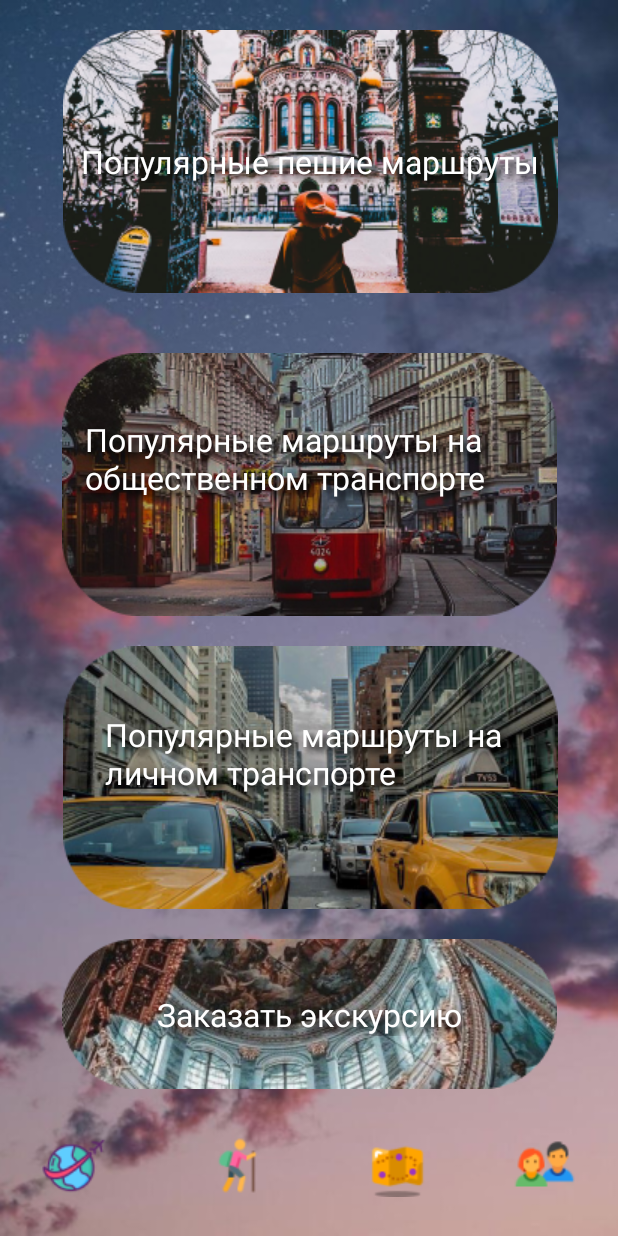
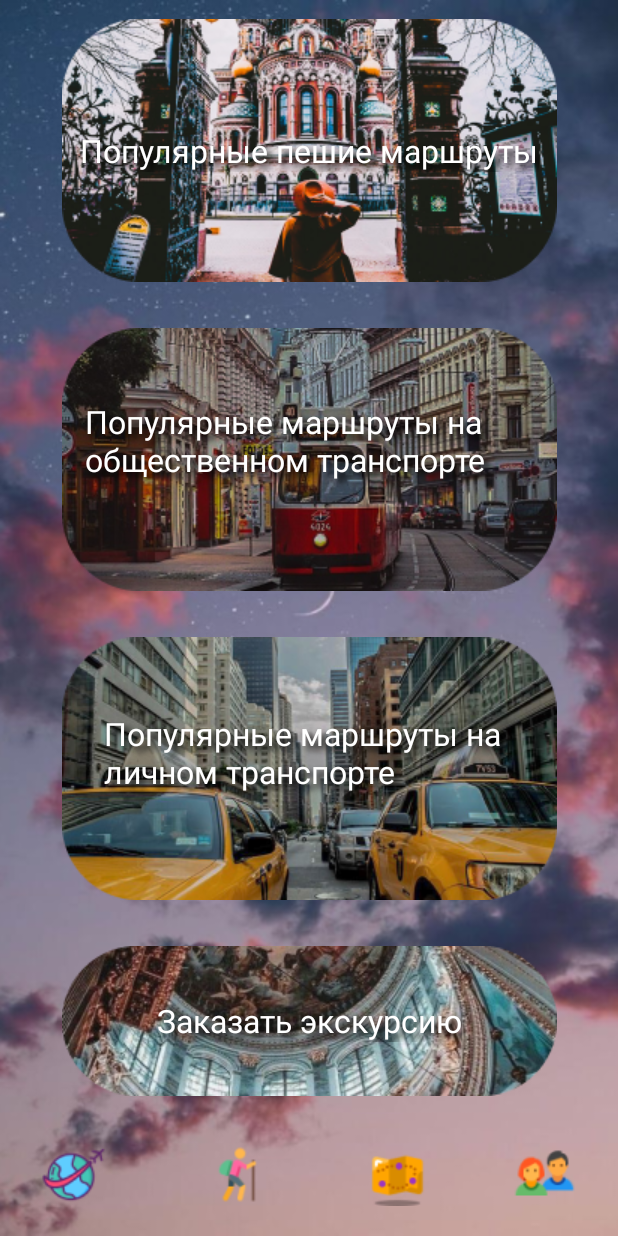
Before and after one commit to KirillAleshenkov/Project_android, an Android app: the screen it shows after launch (RouteDay), after a tap on an icon or button, on a phone screen of 412 x 824 dp. Run offline under Robolectric (Android 15) with nearby library versions, the phone set to English and light mode, and no system bars.

Commit message:
Рабочая версия. Было сделано: Отрисована 2 активность, создана третья активность.

```diff
--- a/app/src/main/java/com/example/travel/MainActivity.java
+++ b/app/src/main/java/com/example/travel/MainActivity.java
@@ -22,4 +22,8 @@ public class MainActivity extends AppCompatActivity {
         Intent intent = new Intent(this, RouteDay.class);
         startActivity(intent);
     }
+    public void onClick3(View view){
+        Intent intent = new Intent(this,Walk.class);
+        startActivity(intent);
+    }
 }
--- a/app/src/main/res/layout/activity_main.xml
+++ b/app/src/main/res/layout/activity_main.xml
@@ -35,6 +35,7 @@
         android:layout_width="413dp"
         android:layout_height="282dp"
         android:backgroundTint="#00FFFFFF"
+        android:onClick="onClick3"
         app:layout_constraintBottom_toBottomOf="parent"
         app:layout_constraintEnd_toEndOf="parent"
         app:layout_constraintStart_toStartOf="parent"
--- a/app/src/main/res/layout/activity_route_day.xml
+++ b/app/src/main/res/layout/activity_route_day.xml
@@ -12,7 +12,7 @@
         android:layout_width="wrap_content"
         android:layout_height="wrap_content"
         android:layout_marginStart="16dp"
-        android:layout_marginBottom="16dp"
+        android:layout_marginBottom="10dp"
         android:backgroundTint="#00FFFFFF"
         app:layout_constraintBottom_toBottomOf="parent"
         app:layout_constraintStart_toStartOf="parent"
@@ -23,7 +23,7 @@
         android:layout_width="wrap_content"
         android:layout_height="wrap_content"
         android:layout_marginEnd="16dp"
-        android:layout_marginBottom="16dp"
+        android:layout_marginBottom="10dp"
         android:backgroundTint="#00FFFFFF"
         app:layout_constraintBottom_toBottomOf="parent"
         app:layout_constraintEnd_toEndOf="parent"
@@ -34,7 +34,7 @@
         android:layout_width="wrap_content"
         android:layout_height="wrap_content"
         android:layout_marginEnd="32dp"
-        android:layout_marginBottom="16dp"
+        android:layout_marginBottom="10dp"
         android:backgroundTint="#00FFFFFF"
         app:layout_constraintBottom_toBottomOf="parent"
         app:layout_constraintEnd_toStartOf="@+id/imageButton9"
@@ -44,7 +44,7 @@
         android:id="@+id/imageButton11"
         android:layout_width="wrap_content"
         android:layout_height="wrap_content"
-        android:layout_marginBottom="16dp"
+        android:layout_marginBottom="10dp"
         android:backgroundTint="#00FFFFFF"
         app:layout_constraintBottom_toBottomOf="parent"
         app:layout_constraintEnd_toStartOf="@+id/imageButton10"
@@ -52,55 +52,58 @@
         app:layout_constraintStart_toEndOf="@+id/imageButton4"
         app:srcCompat="@drawable/bar2" />
     <!--Четвертая кнопка-->
+    <!--Третья кнопка-->
+    <!--Вторая кнопка-->
+    <!--Первая кнопка-->
+
     <ImageButton
         android:id="@+id/imageButton13"
         android:layout_width="wrap_content"
         android:layout_height="wrap_content"
-        android:layout_marginStart="28dp"
-        android:layout_marginEnd="28dp"
-        android:layout_marginBottom="10dp"
+        android:layout_marginTop="5dp"
+        android:layout_marginBottom="19dp"
         android:backgroundTint="#00FFFFFF"
         app:layout_constraintBottom_toTopOf="@+id/imageButton4"
         app:layout_constraintEnd_toEndOf="parent"
         app:layout_constraintStart_toStartOf="parent"
+        app:layout_constraintTop_toBottomOf="@+id/imageButton14"
         app:srcCompat="@drawable/button7" />
-    <!--Третья кнопка-->
+
     <ImageButton
         android:id="@+id/imageButton14"
         android:layout_width="wrap_content"
         android:layout_height="wrap_content"
-        android:layout_marginStart="28dp"
-        android:layout_marginEnd="28dp"
+        android:layout_marginTop="5dp"
+        android:layout_marginBottom="5dp"
         android:backgroundTint="#00FFFFFF"
         app:layout_constraintBottom_toTopOf="@+id/imageButton13"
         app:layout_constraintEnd_toEndOf="parent"
-        app:layout_constraintHorizontal_bias="1.0"
         app:layout_constraintStart_toStartOf="parent"
+        app:layout_constraintTop_toBottomOf="@+id/imageButton15"
         app:srcCompat="@drawable/button5" />
-    <!--Вторая кнопка-->
+
     <ImageButton
         android:id="@+id/imageButton15"
         android:layout_width="wrap_content"
         android:layout_height="wrap_content"
-        android:layout_marginStart="28dp"
-        android:layout_marginEnd="28dp"
+        android:layout_marginTop="5dp"
+        android:layout_marginBottom="5dp"
         android:backgroundTint="#00FFFFFF"
         app:layout_constraintBottom_toTopOf="@+id/imageButton14"
         app:layout_constraintEnd_toEndOf="parent"
         app:layout_constraintStart_toStartOf="parent"
+        app:layout_constraintTop_toBottomOf="@+id/imageButton16"
         app:srcCompat="@drawable/button6" />
-    <!--Первая кнопка-->
 
     <ImageButton
         android:id="@+id/imageButton16"
         android:layout_width="wrap_content"
         android:layout_height="wrap_content"
-        android:layout_marginStart="28dp"
         android:layout_marginTop="10dp"
-        android:layout_marginEnd="28dp"
+        android:layout_marginBottom="5dp"
         android:backgroundTint="#00FFFFFF"
+        app:layout_constraintBottom_toTopOf="@+id/imageButton15"
         app:layout_constraintEnd_toEndOf="parent"
-        app:layout_constraintHorizontal_bias="1.0"
         app:layout_constraintStart_toStartOf="parent"
         app:layout_constraintTop_toTopOf="parent"
         app:srcCompat="@drawable/button4" />
```
Also changed, not shown: app/src/main/AndroidManifest.xml (+7 -0 lines), app/src/main/java/com/example/travel/Walk.java (added, +14 -0 lines), app/src/main/res/layout/activity_walk.xml (added, +9 -0 lines).
